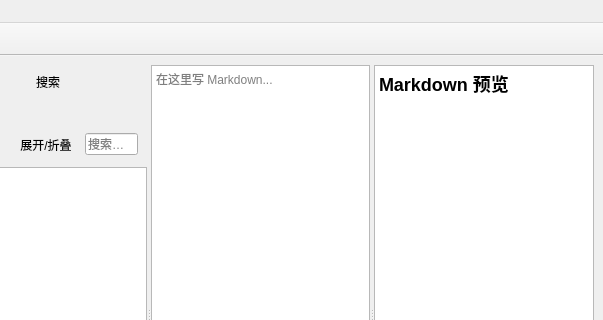
SS-R-in/MossNote, file mainwindow.ui: the form before one commit; both pictures show x 197 to 800 and y 0 to 320 of the 800 by 600 pixel window.
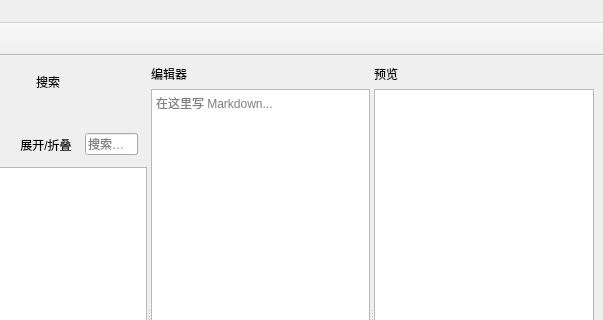
The form after the commit.

Commit message: style: add editor and preview headings

What changed in the file:
```diff
--- a/mainwindow.ui
+++ b/mainwindow.ui
@@ -166,11 +166,34 @@
         </item>
        </layout>
       </widget>
+      <widget class="QWidget" name="">
+       <layout class="QVBoxLayout" name="verticalLayout_3">
+        <item>
+         <widget class="QLabel" name="editorTitle">
+          <property name="text">
+           <string>编辑器</string>
+          </property>
+         </widget>
+        </item>
+        <item>
       <widget class="QPlainTextEdit" name="editor">
        <property name="placeholderText">
         <string>在这里写 Markdown...</string>
        </property>
       </widget>
+        </item>
+       </layout>
+      </widget>
+      <widget class="QWidget" name="">
+       <layout class="QVBoxLayout" name="verticalLayout_4">
+        <item>
+         <widget class="QLabel" name="previewTitle">
+          <property name="text">
+           <string>预览</string>
+          </property>
+         </widget>
+        </item>
+        <item>
       <widget class="QTextBrowser" name="preview">
        <property name="html">
         <string>&lt;!DOCTYPE HTML PUBLIC &quot;-//W3C//DTD HTML 4.0//EN&quot; &quot;http://www.w3.org/TR/REC-html40/strict.dtd&quot;&gt;
@@ -180,8 +203,11 @@
 li.unchecked::marker { content: &quot;\2610&quot;; }
 li.checked::marker { content: &quot;\2612&quot;; }
 &lt;/style&gt;&lt;/head&gt;&lt;body style=&quot; font-family:'Microsoft YaHei UI'; font-size:9pt; font-weight:400; font-style:normal;&quot;&gt;
-&lt;h2 style=&quot; margin-top:16px; margin-bottom:12px; margin-left:0px; margin-right:0px; -qt-block-indent:0; text-indent:0px;&quot;&gt;&lt;span style=&quot; font-size:x-large; font-weight:700;&quot;&gt;Markdown 预览&lt;/span&gt;&lt;/h2&gt;&lt;/body&gt;&lt;/html&gt;</string>
-       </property>
+&lt;p style=&quot;-qt-paragraph-type:empty; margin-top:0px; margin-bottom:0px; margin-left:0px; margin-right:0px; -qt-block-indent:0; text-indent:0px;&quot;&gt;&lt;br /&gt;&lt;/p&gt;&lt;/body&gt;&lt;/html&gt;</string>
+          </property>
+         </widget>
+        </item>
+       </layout>
       </widget>
      </widget>
     </item>
```
Left out of the diff: 5 changed lines with no effect on the pictures. Lines whose indentation alone changed are shown as unchanged.
